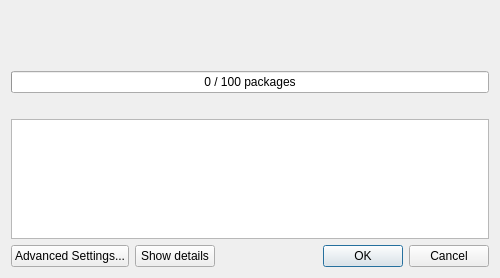
Above: Modules/PythonInstallerUI/src/QmitkPipInstallDialog.ui from MITK/MITK before the change. Below: the same form after it.
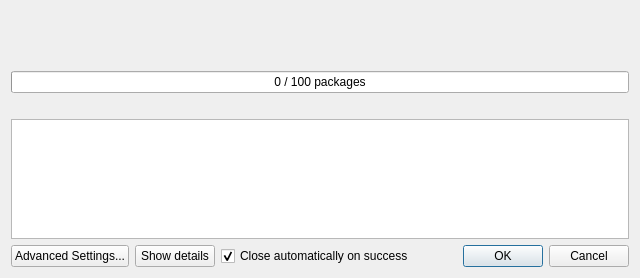
That is the form after the change.

Diff of the .ui file:
```diff
--- a/Modules/PythonInstallerUI/src/QmitkPipInstallDialog.ui
+++ b/Modules/PythonInstallerUI/src/QmitkPipInstallDialog.ui
@@ -9,8 +9,8 @@
    <rect>
     <x>0</x>
     <y>0</y>
-    <width>500</width>
-    <height>200</height>
+    <width>640</width>
+    <height>240</height>
    </rect>
   </property>
   <property name="windowTitle">
@@ -127,6 +127,16 @@
        </property>
       </widget>
      </item>
+     <item>
+      <widget class="QCheckBox" name="autoCloseCheckBox">
+       <property name="text">
+        <string>Close automatically on success</string>
+       </property>
+       <property name="checked">
+        <bool>true</bool>
+       </property>
+      </widget>
+     </item>
      <item>
       <spacer name="bottomSpacer">
        <property name="orientation">
```
